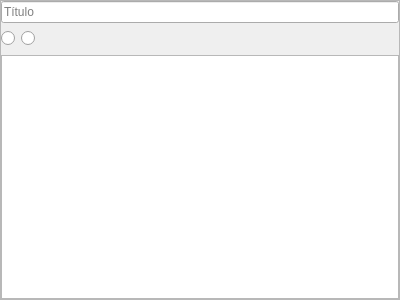
Qt form reminderwidget.ui (leidensj/BKVale) before a commit.
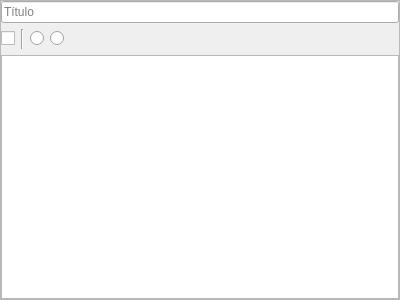
The same form after that commit. Icons and pictures are not drawn.

The edit to the form file:
```diff
--- a/reminderwidget.ui
+++ b/reminderwidget.ui
@@ -45,13 +45,32 @@
    <item>
     <layout class="QHBoxLayout" name="horizontalLayout">
      <item>
-      <widget class="QRadioButton" name="buttonFontSmall">
+      <widget class="QCheckBox" name="buttonUppercase">
        <property name="text">
         <string/>
        </property>
        <property name="icon">
         <iconset resource="icons.qrc">
-         <normaloff>:/icons/res/text.png</normaloff>:/icons/res/text.png</iconset>
+         <normaloff>:/icons/res/uppercase.png</normaloff>:/icons/res/uppercase.png</iconset>
+       </property>
+       <property name="iconSize">
+        <size>
+         <width>24</width>
+         <height>24</height>
+        </size>
+       </property>
+       <property name="checked">
+        <bool>false</bool>
+       </property>
+       <property name="tristate">
+        <bool>true</bool>
+       </property>
+      </widget>
+     </item>
+     <item>
+      <widget class="Line" name="line">
+       <property name="orientation">
+        <enum>Qt::Vertical</enum>
        </property>
       </widget>
      </item>
@@ -72,6 +91,23 @@
        </property>
       </widget>
      </item>
+     <item>
+      <widget class="QRadioButton" name="buttonFontSmall">
+       <property name="text">
+        <string/>
+       </property>
+       <property name="icon">
+        <iconset resource="icons.qrc">
+         <normaloff>:/icons/res/text.png</normaloff>:/icons/res/text.png</iconset>
+       </property>
+       <property name="iconSize">
+        <size>
+         <width>16</width>
+         <height>16</height>
+        </size>
+       </property>
+      </widget>
+     </item>
      <item>
       <spacer name="horizontalSpacer">
        <property name="orientation">
```
